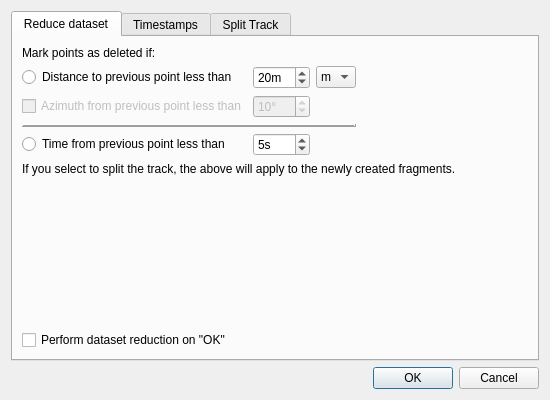
Qt form src/IDlgTrackFilter.ui (ntruchsess/QLandkarteGT) before a commit.
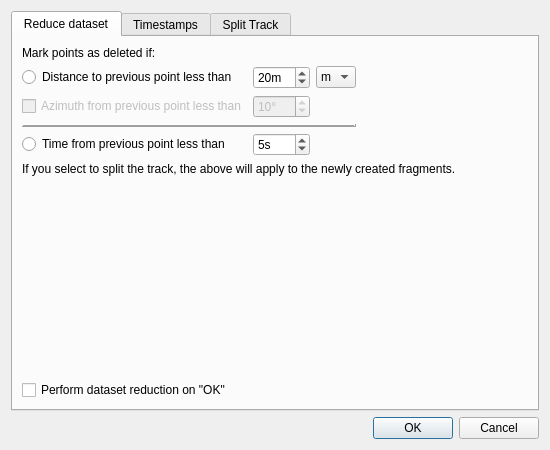
The same form after that commit.

```diff
--- a/src/IDlgTrackFilter.ui
+++ b/src/IDlgTrackFilter.ui
@@ -20,7 +20,7 @@
      <property name="minimumSize">
       <size>
        <width>400</width>
-       <height>300</height>
+       <height>400</height>
       </size>
      </property>
      <property name="currentIndex">
```
